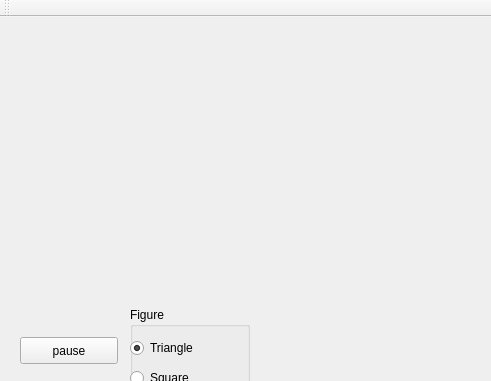
This is Test2/mainwindow.ui in wagmarom1/proyectoSE2 as Qt 5 draws it before an edit; both pictures show x 0 to 491 and y 0 to 381 of the 909 by 532 pixel window. The edited form follows.
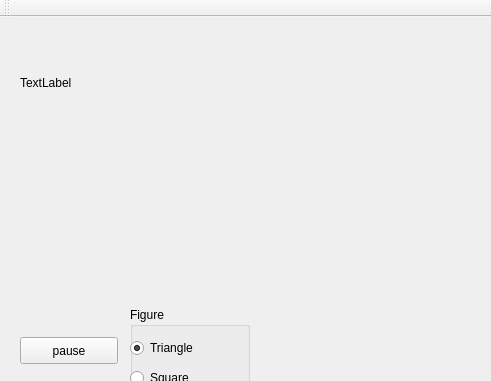
This is the edited form.

```diff
--- a/Test2/mainwindow.ui
+++ b/Test2/mainwindow.ui
@@ -18,11 +18,14 @@
     <property name="geometry">
      <rect>
       <x>20</x>
-      <y>40</y>
+      <y>90</y>
       <width>331</width>
-      <height>231</height>
+      <height>181</height>
      </rect>
     </property>
+    <property name="autoFillBackground">
+     <bool>true</bool>
+    </property>
     <property name="text">
      <string/>
     </property>
@@ -114,6 +117,19 @@
      <string>TextLabel</string>
     </property>
    </widget>
+   <widget class="QLabel" name="label">
+    <property name="geometry">
+     <rect>
+      <x>20</x>
+      <y>10</y>
+      <width>101</width>
+      <height>111</height>
+     </rect>
+    </property>
+    <property name="text">
+     <string>TextLabel</string>
+    </property>
+   </widget>
   </widget>
   <widget class="QMenuBar" name="menuBar">
    <property name="geometry">
```
